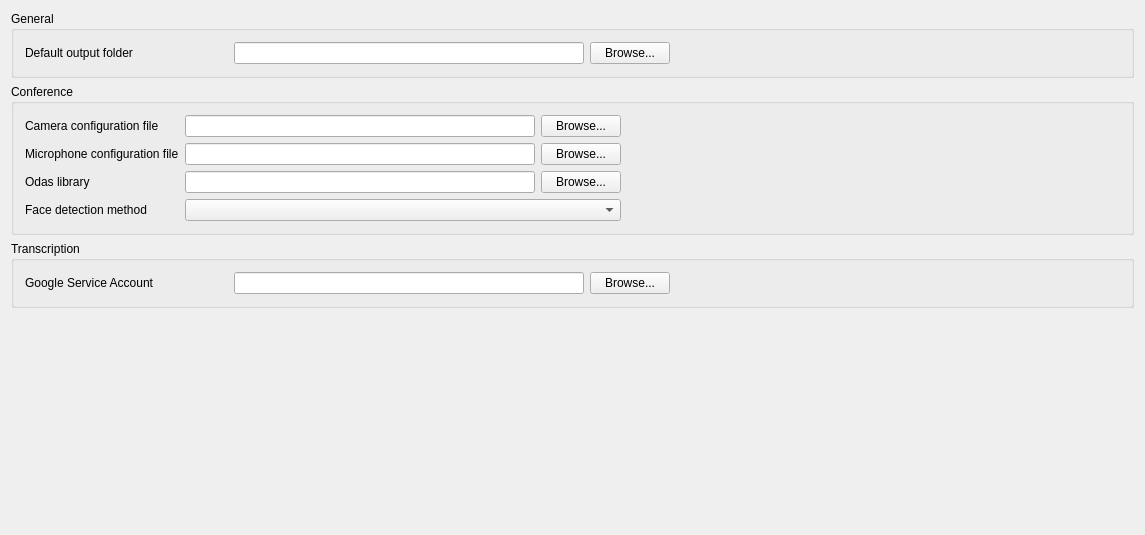
Before: the Qt Designer form src/app/gui/change_settings.ui in introlab/rendezvous, drawn with Qt 5.
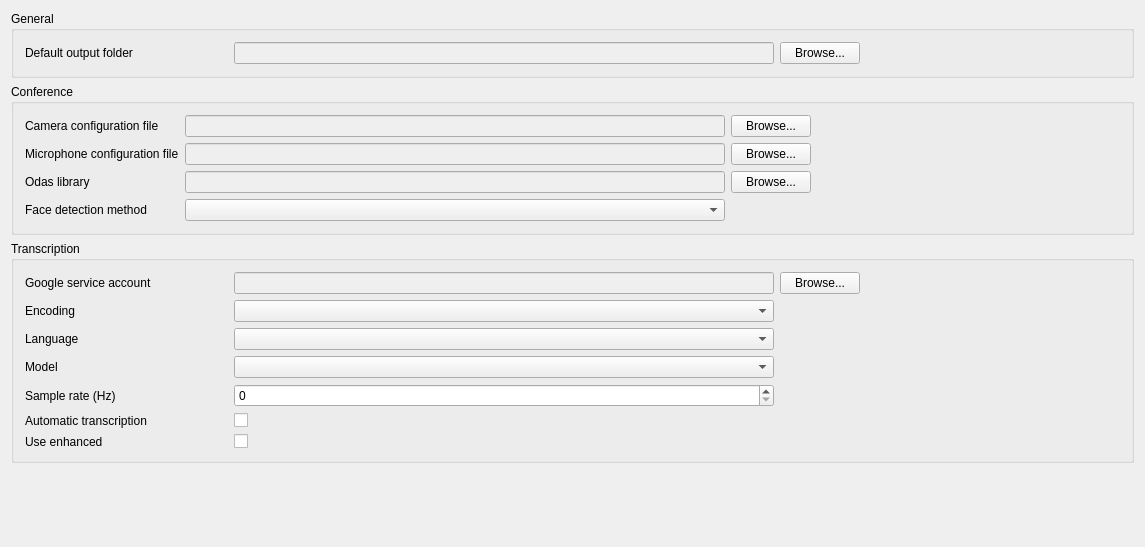
After: the same form once the commit is applied.

Commit message: transcription automation as an option (#53)

```diff
--- a/src/app/gui/change_settings.ui
+++ b/src/app/gui/change_settings.ui
@@ -7,7 +7,7 @@
     <x>0</x>
     <y>0</y>
     <width>1145</width>
-    <height>535</height>
+    <height>547</height>
    </rect>
   </property>
   <property name="windowTitle">
@@ -23,30 +23,84 @@
       <property name="horizontalSpacing">
        <number>6</number>
       </property>
-      <item row="0" column="1">
-       <widget class="QLineEdit" name="serviceAccountPath">
-        <property name="sizePolicy">
-         <sizepolicy hsizetype="Preferred" vsizetype="Fixed">
-          <horstretch>0</horstretch>
-          <verstretch>0</verstretch>
-         </sizepolicy>
+      <item row="0" column="4">
+       <spacer name="horizontalSpacer_2">
+        <property name="orientation">
+         <enum>Qt::Horizontal</enum>
         </property>
-        <property name="minimumSize">
+        <property name="sizeHint" stdset="0">
          <size>
-          <width>350</width>
-          <height>0</height>
+          <width>40</width>
+          <height>20</height>
          </size>
         </property>
+       </spacer>
+      </item>
+      <item row="2" column="0">
+       <widget class="QLabel" name="label_8">
+        <property name="text">
+         <string>Encoding</string>
+        </property>
        </widget>
       </item>
-      <item row="0" column="2">
+      <item row="4" column="0">
+       <widget class="QLabel" name="label_10">
+        <property name="text">
+         <string>Model</string>
+        </property>
+       </widget>
+      </item>
+      <item row="3" column="0">
+       <widget class="QLabel" name="label_9">
+        <property name="text">
+         <string>Language</string>
+        </property>
+       </widget>
+      </item>
+      <item row="5" column="0">
+       <widget class="QLabel" name="label_11">
+        <property name="text">
+         <string>Sample rate (Hz)</string>
+        </property>
+       </widget>
+      </item>
+      <item row="4" column="2">
+       <widget class="QComboBox" name="modelComboBox"/>
+      </item>
+      <item row="7" column="0">
+       <widget class="QLabel" name="label_12">
+        <property name="text">
+         <string>Use enhanced</string>
+        </property>
+       </widget>
+      </item>
+      <item row="0" column="3">
        <widget class="QPushButton" name="btnBrowseServiceAccount">
         <property name="text">
          <string>Browse...</string>
         </property>
        </widget>
       </item>
-      <item row="0" column="0">
+      <item row="0" column="2">
+       <widget class="QLineEdit" name="serviceAccountPath">
+        <property name="enabled">
+         <bool>false</bool>
+        </property>
+        <property name="sizePolicy">
+         <sizepolicy hsizetype="Preferred" vsizetype="Fixed">
+          <horstretch>0</horstretch>
+          <verstretch>0</verstretch>
+         </sizepolicy>
+        </property>
+        <property name="minimumSize">
+         <size>
+          <width>540</width>
+          <height>0</height>
+         </size>
+        </property>
+       </widget>
+      </item>
+      <item row="0" column="0" colspan="2">
        <widget class="QLabel" name="label_4">
         <property name="minimumSize">
          <size>
@@ -55,22 +109,39 @@
          </size>
         </property>
         <property name="text">
-         <string>Google Service Account</string>
+         <string>Google service account</string>
         </property>
        </widget>
       </item>
-      <item row="0" column="3">
-       <spacer name="horizontalSpacer_2">
-        <property name="orientation">
-         <enum>Qt::Horizontal</enum>
+      <item row="7" column="2">
+       <widget class="QCheckBox" name="enhancedCheckBox">
+        <property name="text">
+         <string/>
         </property>
-        <property name="sizeHint" stdset="0">
-         <size>
-          <width>40</width>
-          <height>20</height>
-         </size>
+       </widget>
+      </item>
+      <item row="5" column="2">
+       <widget class="QSpinBox" name="sampleRateSpinBox"/>
+      </item>
+      <item row="3" column="2">
+       <widget class="QComboBox" name="languageComboBox"/>
+      </item>
+      <item row="6" column="0">
+       <widget class="QLabel" name="label_7">
+        <property name="text">
+         <string>Automatic transcription</string>
         </property>
-       </spacer>
+       </widget>
+      </item>
+      <item row="6" column="2">
+       <widget class="QCheckBox" name="autoTranscriptionCheckBox">
+        <property name="text">
+         <string/>
+        </property>
+       </widget>
+      </item>
+      <item row="2" column="2">
+       <widget class="QComboBox" name="encodingComboBox"/>
       </item>
      </layout>
     </widget>
@@ -123,6 +194,9 @@
       </item>
       <item row="2" column="1">
        <widget class="QLineEdit" name="odasPath">
+        <property name="enabled">
+         <bool>false</bool>
+        </property>
         <property name="sizePolicy">
          <sizepolicy hsizetype="Preferred" vsizetype="Fixed">
           <horstretch>0</horstretch>
@@ -135,20 +209,19 @@
           <height>0</height>
          </size>
         </property>
-       </widget>
-      </item>
-      <item row="3" column="1" colspan="2">
-       <widget class="QComboBox" name="cbFaceDetection">
-        <property name="sizePolicy">
-         <sizepolicy hsizetype="Preferred" vsizetype="Fixed">
-          <horstretch>0</horstretch>
-          <verstretch>0</verstretch>
-         </sizepolicy>
+        <property name="text">
+         <string/>
+        </property>
+        <property name="alignment">
+         <set>Qt::AlignLeading|Qt::AlignLeft|Qt::AlignVCenter</set>
         </property>
        </widget>
       </item>
       <item row="0" column="1">
        <widget class="QLineEdit" name="cameraConfigPath">
+        <property name="enabled">
+         <bool>false</bool>
+        </property>
         <property name="sizePolicy">
          <sizepolicy hsizetype="Preferred" vsizetype="Fixed">
           <horstretch>0</horstretch>
@@ -157,7 +230,7 @@
         </property>
         <property name="minimumSize">
          <size>
-          <width>350</width>
+          <width>540</width>
           <height>0</height>
          </size>
         </property>
@@ -178,6 +251,9 @@
       </item>
       <item row="1" column="1">
        <widget class="QLineEdit" name="micConfigPath">
+        <property name="enabled">
+         <bool>false</bool>
+        </property>
         <property name="sizePolicy">
          <sizepolicy hsizetype="Preferred" vsizetype="Fixed">
           <horstretch>0</horstretch>
@@ -238,6 +314,16 @@
         </property>
        </spacer>
       </item>
+      <item row="3" column="1">
+       <widget class="QComboBox" name="cbFaceDetection">
+        <property name="sizePolicy">
+         <sizepolicy hsizetype="Preferred" vsizetype="Fixed">
+          <horstretch>0</horstretch>
+          <verstretch>0</verstretch>
+         </sizepolicy>
+        </property>
+       </widget>
+      </item>
      </layout>
     </widget>
    </item>
@@ -249,6 +335,9 @@
      <layout class="QGridLayout" name="gridLayout_5">
       <item row="0" column="1">
        <widget class="QLineEdit" name="defaultOutputFolder">
+        <property name="enabled">
+         <bool>false</bool>
+        </property>
         <property name="sizePolicy">
          <sizepolicy hsizetype="Preferred" vsizetype="Fixed">
           <horstretch>0</horstretch>
@@ -257,7 +346,7 @@
         </property>
         <property name="minimumSize">
          <size>
-          <width>350</width>
+          <width>540</width>
           <height>0</height>
          </size>
         </property>
```
The commit also changes 11 other files.
